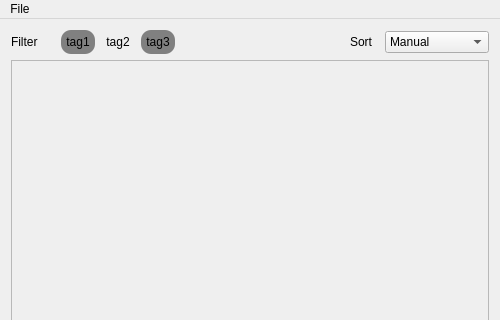
Before: the Qt Designer form Paul_prototype/mainwindow.ui in OrlovaAnn/TaskTracker, drawn with Qt 5; both pictures show x 0 to 500 and y 0 to 320 of the 500 by 477 pixel window.
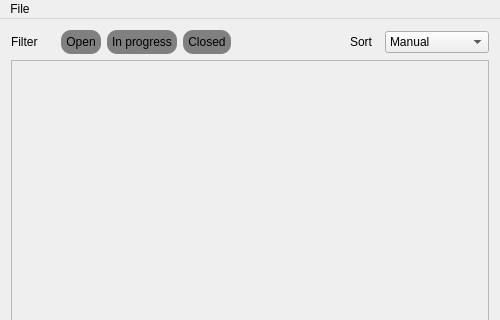
After: the same form once the commit is applied.

Commit message: (+) Modify name and background of the filters

Diff of the .ui file:
```diff
--- a/Paul_prototype/mainwindow.ui
+++ b/Paul_prototype/mainwindow.ui
@@ -38,14 +38,21 @@
     background-color: grey;
     border-radius: 10px;
     padding: 5px;
-}</string>
+}
+
+ QPushButton:!checked {
+     background-color: none;     
+ }</string>
         </property>
         <property name="text">
-         <string>tag1</string>
+         <string>Open</string>
         </property>
         <property name="checkable">
          <bool>true</bool>
         </property>
+        <property name="checked">
+         <bool>true</bool>
+        </property>
        </widget>
       </item>
       <item>
@@ -53,17 +60,25 @@
         <property name="styleSheet">
          <string notr="true">QPushButton
 {
-    background-color: none;
+    background-color: grey;
     border-radius: 10px;
     padding: 5px;
+}
+
+QPushButton:!checked
+{
+    background-color: none;
 }</string>
         </property>
         <property name="text">
-         <string>tag2</string>
+         <string>In progress</string>
         </property>
         <property name="checkable">
          <bool>true</bool>
         </property>
+        <property name="checked">
+         <bool>true</bool>
+        </property>
        </widget>
       </item>
       <item>
@@ -74,14 +89,22 @@
     background-color: grey;
     border-radius: 10px;
     padding: 5px;
+}
+
+QPushButton:!checked
+{
+    background-color: none;
 }</string>
         </property>
         <property name="text">
-         <string>tag3</string>
+         <string>Closed</string>
         </property>
         <property name="checkable">
          <bool>true</bool>
         </property>
+        <property name="checked">
+         <bool>true</bool>
+        </property>
        </widget>
       </item>
       <item>
```
Left out of the diff: 6 changed lines with no effect on the pictures.
